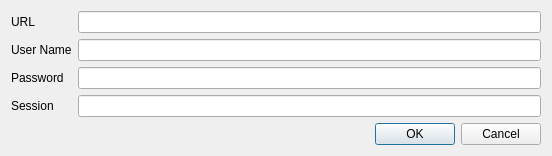
Before: the Qt Designer form DMHelper/src/dmc_settingsdialog.ui in MMetze/DMHelper, drawn with Qt 5.
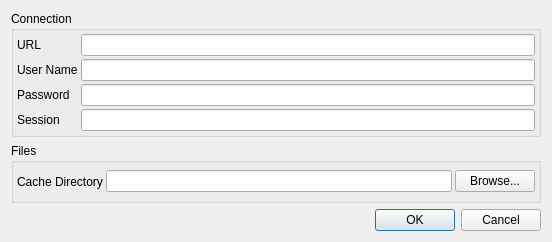
After: the same form once the commit is applied. Icons and pictures are not drawn.

Diff of the .ui file:
```diff
--- a/DMHelper/src/dmc_settingsdialog.ui
+++ b/DMHelper/src/dmc_settingsdialog.ui
@@ -7,7 +7,7 @@
     <x>0</x>
     <y>0</y>
     <width>552</width>
-    <height>156</height>
+    <height>242</height>
    </rect>
   </property>
   <property name="windowTitle">
@@ -18,6 +18,27 @@
   </property>
   <layout class="QVBoxLayout" name="verticalLayout_3">
    <item>
+    <widget class="QGroupBox" name="groupBox">
+     <property name="title">
+      <string>Connection</string>
+     </property>
+     <layout class="QGridLayout" name="gridLayout">
+      <property name="leftMargin">
+       <number>3</number>
+      </property>
+      <property name="topMargin">
+       <number>3</number>
+      </property>
+      <property name="rightMargin">
+       <number>3</number>
+      </property>
+      <property name="bottomMargin">
+       <number>3</number>
+      </property>
+      <property name="spacing">
+       <number>3</number>
+      </property>
+      <item row="0" column="0">
     <layout class="QHBoxLayout" name="horizontalLayout">
      <item>
       <layout class="QVBoxLayout" name="verticalLayout_2">
@@ -68,6 +89,50 @@
       </layout>
      </item>
     </layout>
+      </item>
+     </layout>
+    </widget>
+   </item>
+   <item>
+    <widget class="QGroupBox" name="groupBox_2">
+     <property name="title">
+      <string>Files</string>
+     </property>
+     <layout class="QHBoxLayout" name="horizontalLayout_2">
+      <property name="spacing">
+       <number>3</number>
+      </property>
+      <property name="leftMargin">
+       <number>3</number>
+      </property>
+      <property name="topMargin">
+       <number>3</number>
+      </property>
+      <property name="rightMargin">
+       <number>3</number>
+      </property>
+      <property name="bottomMargin">
+       <number>3</number>
+      </property>
+      <item>
+       <widget class="QLabel" name="label_5">
+        <property name="text">
+         <string>Cache Directory</string>
+        </property>
+       </widget>
+      </item>
+      <item>
+       <widget class="QLineEdit" name="edtCacheDirectory"/>
+      </item>
+      <item>
+       <widget class="QPushButton" name="btnBrowseCache">
+        <property name="text">
+         <string>Browse...</string>
+        </property>
+       </widget>
+      </item>
+     </layout>
+    </widget>
    </item>
    <item>
     <widget class="QDialogButtonBox" name="buttonBox">
```
Lines whose indentation alone changed are shown as unchanged.
